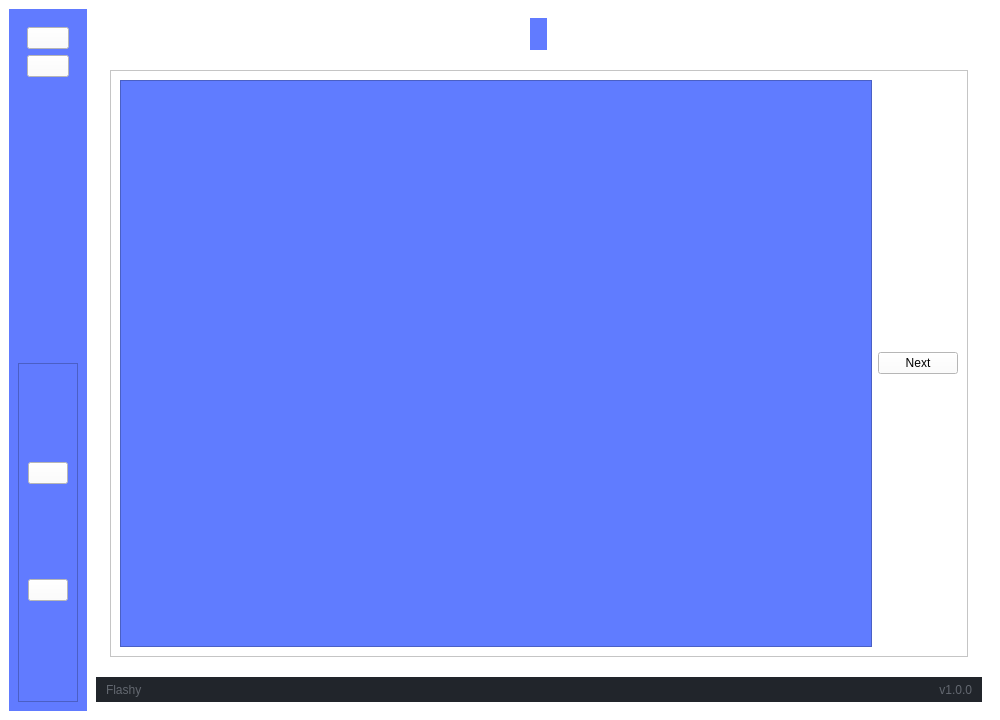
Old version of the form gui.ui in the repository ywang0789/conhacks_flashy.
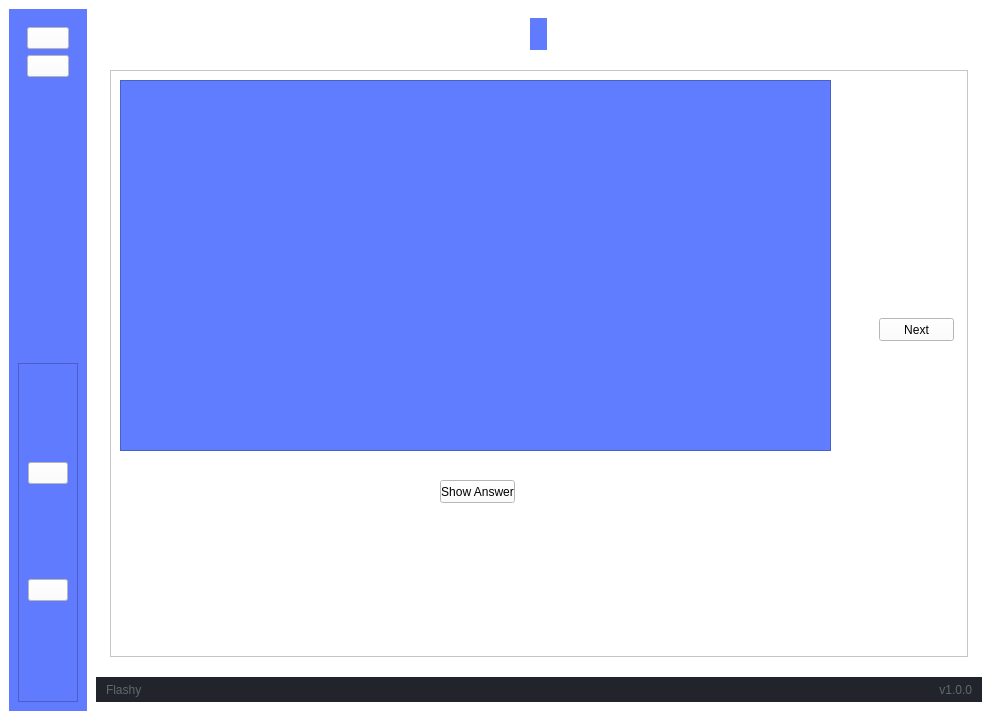
New version of the form. The open tabs and pages were chosen to show the change. Icons and pictures are not drawn.

Patch:
```diff
--- a/gui.ui
+++ b/gui.ui
@@ -1046,9 +1046,15 @@
                    <property name="frameShadow">
                     <enum>QFrame::Raised</enum>
                    </property>
-                   <layout class="QHBoxLayout" name="horizontalLayout_2">
-                    <item>
-                     <widget class="QTextEdit" name="flash_card">
+                   <widget class="QTextEdit" name="flash_card_textedit">
+                    <property name="geometry">
+                     <rect>
+                      <x>10</x>
+                      <y>10</y>
+                      <width>711</width>
+                      <height>371</height>
+                     </rect>
+                    </property>
                       <property name="font">
                        <font>
                         <family>Arial</family>
@@ -1065,9 +1071,15 @@
                        <bool>true</bool>
                       </property>
                      </widget>
-                    </item>
-                    <item>
-                     <widget class="QPushButton" name="content_next_button">
+                   <widget class="QPushButton" name="next_card_button">
+                    <property name="geometry">
+                     <rect>
+                      <x>769</x>
+                      <y>248</y>
+                      <width>75</width>
+                      <height>23</height>
+                     </rect>
+                    </property>
                       <property name="styleSheet">
                        <string notr="true">color: rgb(0, 0, 0);</string>
                       </property>
@@ -1075,8 +1087,22 @@
                        <string>Next</string>
                       </property>
                      </widget>
-                    </item>
-                   </layout>
+                   <widget class="QPushButton" name="show_answer_button">
+                    <property name="geometry">
+                     <rect>
+                      <x>330</x>
+                      <y>410</y>
+                      <width>75</width>
+                      <height>23</height>
+                     </rect>
+                    </property>
+                    <property name="styleSheet">
+                     <string notr="true">color: rgb(0, 0, 0);</string>
+                    </property>
+                    <property name="text">
+                     <string>Show Answer</string>
+                    </property>
+                   </widget>
                   </widget>
                  </item>
                 </layout>
```
Left out of the diff: 38 changed lines with no effect on the pictures. Lines whose indentation alone changed are shown as unchanged.
